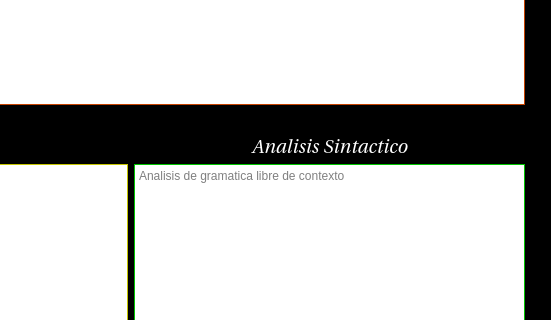
CSBMStyles/Analizador-Lexico, file Prueba/Analisis-Lexico-Sintactico-Python-master/vista/home.ui: the form before one commit; both pictures show x 295 to 846 and y 185 to 505 of the 846 by 634 pixel window.
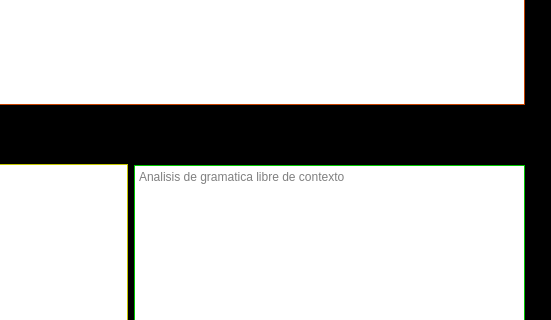
The form after the commit. Icons and pictures are not drawn.

The edit to the form file:
```diff
--- a/Prueba/Analisis-Lexico-Sintactico-Python-master/vista/home.ui
+++ b/Prueba/Analisis-Lexico-Sintactico-Python-master/vista/home.ui
@@ -931,7 +931,7 @@
           </font>
          </property>
          <property name="text">
-          <string>Analisis Sintactico</string>
+          <string></string>
          </property>
          <property name="alignment">
           <set>Qt::AlignCenter</set>
```
